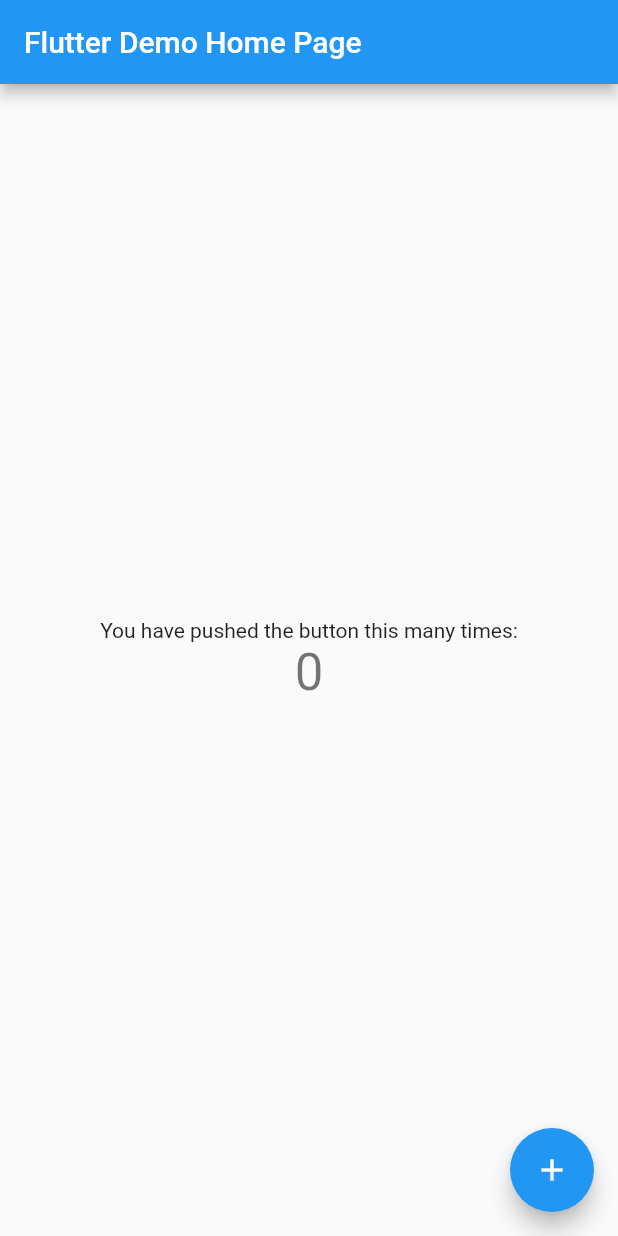
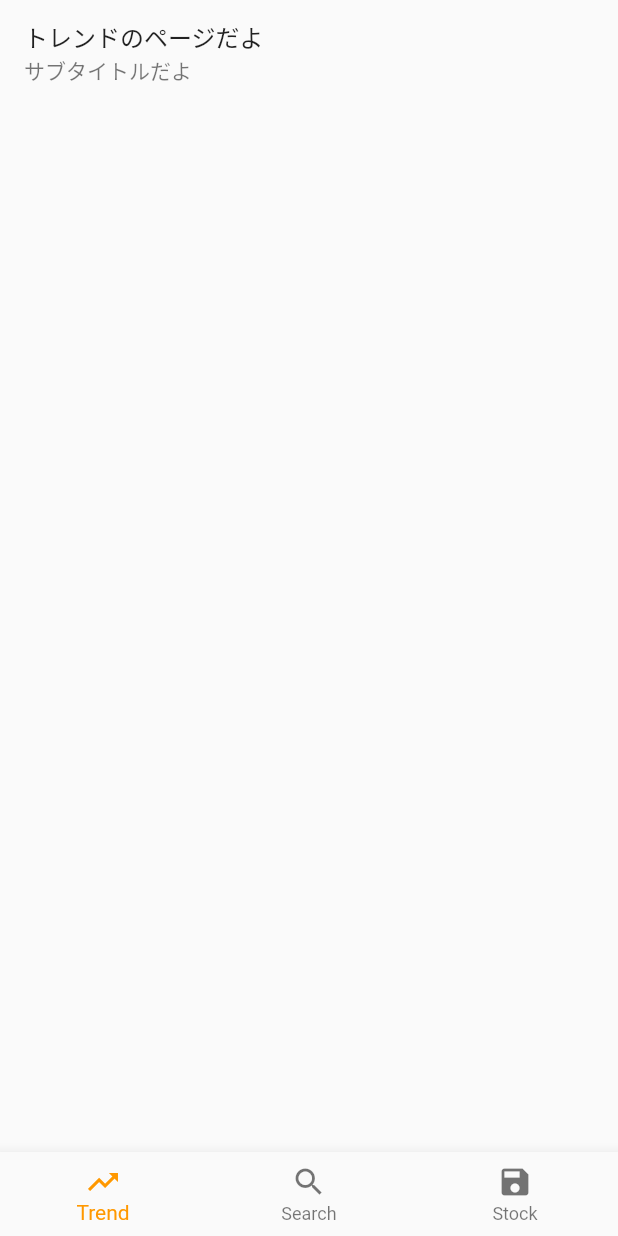
Before and after one commit to kazuhideoki/qiita_client, a Flutter app: the screen it shows after launch, on a phone screen of 412 x 824 dp. Run offline on Flutter 3.47's test engine with Material 2 defaults, Android fonts, the phone set to English and light mode, and no system bars; our stand-ins replace flutter_hooks, hooks_riverpod.

Commit message:
タブページ実装

```diff
--- a/lib/main.dart
+++ b/lib/main.dart
@@ -1,7 +1,9 @@
 import 'package:flutter/material.dart';
+import 'package:hooks_riverpod/hooks_riverpod.dart';
+import 'package:qiita_client/views/home_view.dart';
 
 void main() {
-  runApp(MyApp());
+  runApp(ProviderScope(child: MyApp()));
 }
 
 class MyApp extends StatelessWidget {
@@ -11,107 +13,10 @@ class MyApp extends StatelessWidget {
     return MaterialApp(
       title: 'Flutter Demo',
       theme: ThemeData(
-        // This is the theme of your application.
-        //
-        // Try running your application with "flutter run". You'll see the
-        // application has a blue toolbar. Then, without quitting the app, try
-        // changing the primarySwatch below to Colors.green and then invoke
-        // "hot reload" (press "r" in the console where you ran "flutter run",
-        // or simply save your changes to "hot reload" in a Flutter IDE).
-        // Notice that the counter didn't reset back to zero; the application
-        // is not restarted.
-        primarySwatch: Colors.blue,
-        // This makes the visual density adapt to the platform that you run
-        // the app on. For desktop platforms, the controls will be smaller and
-        // closer together (more dense) than on mobile platforms.
+        primarySwatch: Colors.orange,
         visualDensity: VisualDensity.adaptivePlatformDensity,
       ),
-      home: MyHomePage(title: 'Flutter Demo Home Page'),
+      home: HomeView(),
     );
   }
 }
-
-class MyHomePage extends StatefulWidget {
-  MyHomePage({Key key, this.title}) : super(key: key);
-
-  // This widget is the home page of your application. It is stateful, meaning
-  // that it has a State object (defined below) that contains fields that affect
-  // how it looks.
-
-  // This class is the configuration for the state. It holds the values (in this
-  // case the title) provided by the parent (in this case the App widget) and
-  // used by the build method of the State. Fields in a Widget subclass are
-  // always marked "final".
-
-  final String title;
-
-  @override
-  _MyHomePageState createState() => _MyHomePageState();
-}
-
-class _MyHomePageState extends State<MyHomePage> {
-  int _counter = 0;
-
-  void _incrementCounter() {
-    setState(() {
-      // This call to setState tells the Flutter framework that something has
-      // changed in this State, which causes it to rerun the build method below
-      // so that the display can reflect the updated values. If we changed
-      // _counter without calling setState(), then the build method would not be
-      // called again, and so nothing would appear to happen.
-      _counter++;
-    });
-  }
-
-  @override
-  Widget build(BuildContext context) {
-    // This method is rerun every time setState is called, for instance as done
-    // by the _incrementCounter method above.
-    //
-    // The Flutter framework has been optimized to make rerunning build methods
-    // fast, so that you can just rebuild anything that needs updating rather
-    // than having to individually change instances of widgets.
-    return Scaffold(
-      appBar: AppBar(
-        // Here we take the value from the MyHomePage object that was created by
-        // the App.build method, and use it to set our appbar title.
-        title: Text(widget.title),
-      ),
-      body: Center(
-        // Center is a layout widget. It takes a single child and positions it
-        // in the middle of the parent.
-        child: Column(
-          // Column is also a layout widget. It takes a list of children and
-          // arranges them vertically. By default, it sizes itself to fit its
-          // children horizontally, and tries to be as tall as its parent.
-          //
-          // Invoke "debug painting" (press "p" in the console, choose the
-          // "Toggle Debug Paint" action from the Flutter Inspector in Android
-          // Studio, or the "Toggle Debug Paint" command in Visual Studio Code)
-          // to see the wireframe for each widget.
-          //
-          // Column has various properties to control how it sizes itself and
-          // how it positions its children. Here we use mainAxisAlignment to
-          // center the children vertically; the main axis here is the vertical
-          // axis because Columns are vertical (the cross axis would be
-          // horizontal).
-          mainAxisAlignment: MainAxisAlignment.center,
-          children: <Widget>[
-            Text(
-              'You have pushed the button this many times:',
-            ),
-            Text(
-              '$_counter',
-              style: Theme.of(context).textTheme.headline4,
-            ),
-          ],
-        ),
-      ),
-      floatingActionButton: FloatingActionButton(
-        onPressed: _incrementCounter,
-        tooltip: 'Increment',
-        child: Icon(Icons.add),
-      ), // This trailing comma makes auto-formatting nicer for build methods.
-    );
-  }
-}
--- /dev/null
+++ b/lib/views/home_view.dart
@@ -0,0 +1,67 @@
+import 'package:flutter/material.dart';
+import 'package:flutter_hooks/flutter_hooks.dart';
+import 'package:hooks_riverpod/all.dart';
+import 'package:qiita_client/main.dart';
+import 'package:qiita_client/views/tab/search_page.dart';
+import 'package:qiita_client/views/tab/stock_page.dart';
+import 'package:qiita_client/views/tab/trend_page.dart';
+
+class HomeView extends HookWidget {
+  @override
+  Widget build(BuildContext context) {
+    var currentIndex = useState(0);
+    final switchTab = (int index) {
+      currentIndex.value = index;
+    };
+
+    return Scaffold(
+      body: IndexedStack(
+        index: currentIndex.value,
+        children: [
+          for (final tabItem in TabNavigationItem.items) tabItem.page,
+        ],
+      ),
+      bottomNavigationBar: BottomNavigationBar(
+        currentIndex: currentIndex.value,
+        onTap: (int index) => switchTab(index),
+        items: [
+          for (final tabItem in TabNavigationItem.items)
+            BottomNavigationBarItem(
+              icon: tabItem.icon,
+              label: tabItem.title,
+            )
+        ],
+      ),
+    );
+  }
+}
+
+class TabNavigationItem {
+  final Widget page;
+  final String title;
+  final Icon icon;
+
+  TabNavigationItem({
+    @required this.page,
+    @required this.title,
+    @required this.icon,
+  });
+
+  static List<TabNavigationItem> get items => [
+        TabNavigationItem(
+          page: TrendPage(),
+          icon: Icon(Icons.trending_up),
+          title: "Trend",
+        ),
+        TabNavigationItem(
+          page: SearchPage(),
+          icon: Icon(Icons.search),
+          title: "Search",
+        ),
+        TabNavigationItem(
+          page: StockPage(),
+          icon: Icon(Icons.save),
+          title: "Stock",
+        ),
+      ];
+}
--- /dev/null
+++ b/lib/views/tab/search_page.dart
@@ -0,0 +1,17 @@
+import 'package:flutter/material.dart';
+
+class SearchPage extends StatelessWidget {
+  const SearchPage({Key key}) : super(key: key);
+
+  @override
+  Widget build(BuildContext context) {
+    return ListView(
+      children: [
+        ListTile(
+          title: Text('検索のページだよ'),
+          subtitle: Text('kennsakuだよ'),
+        )
+      ],
+    );
+  }
+}
--- /dev/null
+++ b/lib/views/tab/stock_page.dart
@@ -0,0 +1,17 @@
+import 'package:flutter/material.dart';
+
+class StockPage extends StatelessWidget {
+  const StockPage({Key key}) : super(key: key);
+
+  @override
+  Widget build(BuildContext context) {
+    return ListView(
+      children: [
+        ListTile(
+          title: Text('ストックのページだよ'),
+          subtitle: Text('保存しよう'),
+        )
+      ],
+    );
+  }
+}
--- /dev/null
+++ b/lib/views/tab/trend_page.dart
@@ -0,0 +1,17 @@
+import 'package:flutter/material.dart';
+
+class TrendPage extends StatelessWidget {
+  const TrendPage({Key key}) : super(key: key);
+
+  @override
+  Widget build(BuildContext context) {
+    return ListView(
+      children: [
+        ListTile(
+          title: Text('トレンドのページだよ'),
+          subtitle: Text('サブタイトルだよ'),
+        )
+      ],
+    );
+  }
+}
```
Also changed, not shown: pubspec.yaml (+6 -2 lines), pubspec.lock, 8 other files.
